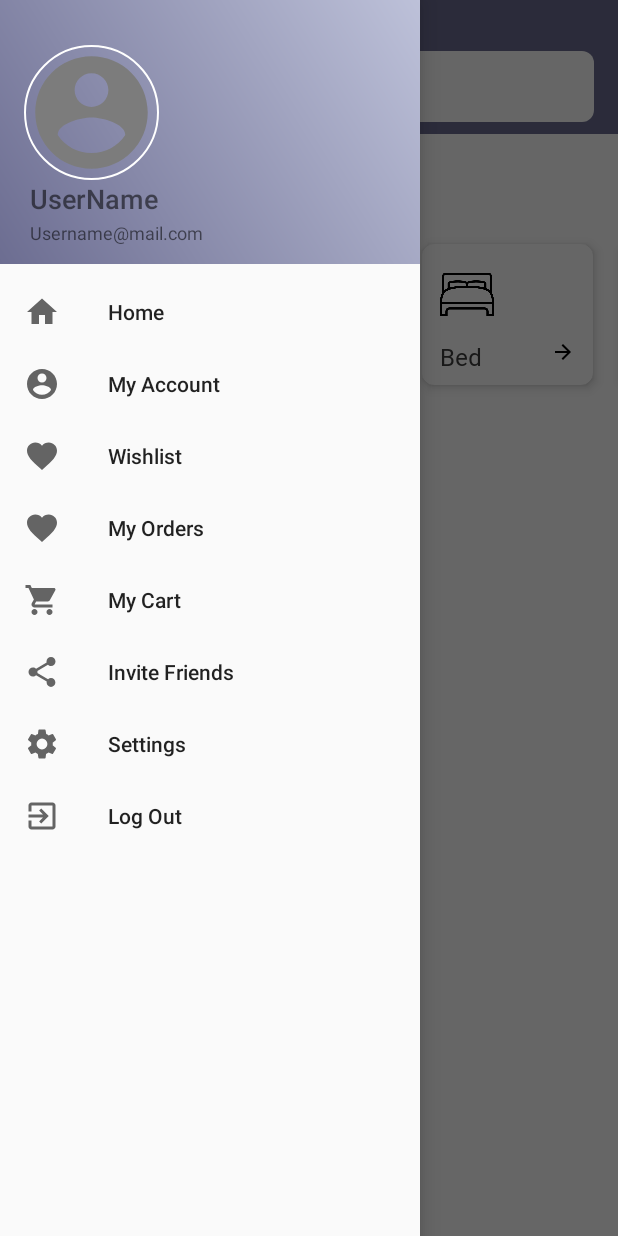
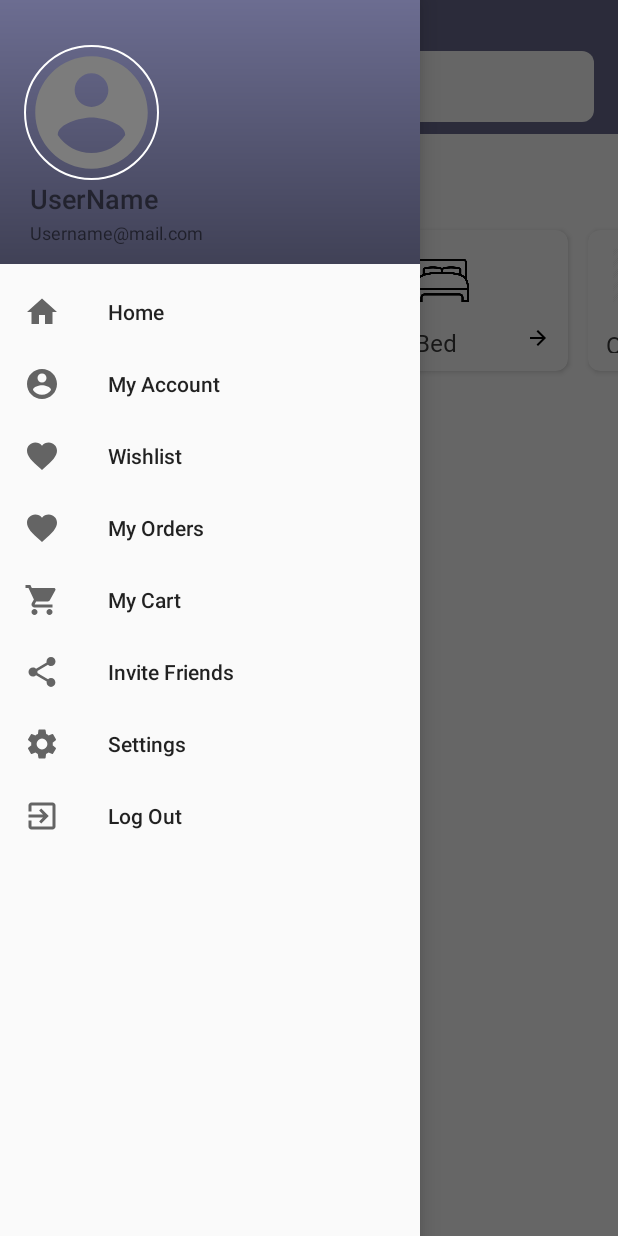
Before and after one commit to Fady24-dev/Furny, an Android app: the screen it shows after launch once a user with an empty profile is signed in (HomeActivity), with the side drawer open, on a phone screen of 412 x 824 dp. Run offline under Robolectric (Android 15) with nearby library versions, the phone set to English and light mode, and no system bars; our stand-ins replace Firebase (no records; nobody signed in at launch, a user with empty details on screens opened directly), Picasso; plain views replace CircularImageView; pictures from the network do not load.

Commit message:
Last update

```diff
--- a/app/build.gradle
+++ b/app/build.gradle
@@ -62,6 +62,9 @@ dependencies {
     //Settings
     implementation 'com.github.kenumir:MaterialSettings:v.1.2.2'
 
+    implementation 'com.makeramen:roundedimageview:2.3.0'
+
+
 
 }
 
--- a/app/src/main/java/com/example/furniture/WishListActivity.java
+++ b/app/src/main/java/com/example/furniture/WishListActivity.java
@@ -7,6 +7,7 @@ import androidx.appcompat.widget.Toolbar;
 import androidx.recyclerview.widget.GridLayoutManager;
 import androidx.recyclerview.widget.LinearLayoutManager;
 import androidx.recyclerview.widget.RecyclerView;
+import androidx.recyclerview.widget.StaggeredGridLayoutManager;
 
 import android.content.pm.ActivityInfo;
 import android.os.Bundle;
@@ -44,7 +45,8 @@ public class WishListActivity extends AppCompatActivity {
         Ref= FirebaseDatabase.getInstance().getReference().child("Favourite List").child("User List").child(userId).child("Products");
         recyclerView = findViewById(R.id.wish_list_recycler);
 
-        recyclerView.setLayoutManager(new GridLayoutManager(getApplicationContext(),2));
+        recyclerView.setLayoutManager(new StaggeredGridLayoutManager(2,StaggeredGridLayoutManager.VERTICAL)
+        );
 
         // query in the database to fetch appropriate data
         FirebaseRecyclerOptions<Products> options = new FirebaseRecyclerOptions.Builder<Products>()
--- a/app/src/main/java/com/example/furniture/adapters/WishListAdapter.java
+++ b/app/src/main/java/com/example/furniture/adapters/WishListAdapter.java
@@ -41,7 +41,7 @@ public class WishListAdapter extends FirebaseRecyclerAdapter<Products,WishListAd
 
         prodID=getRef(position).getKey();
 
-        holder.pName.setText(model.getName());
+        //holder.pName.setText(model.getName());
         //holder.pPrice.setText("$"+model.getPrice());
         Picasso.with(context).load(model.getImage()).into(holder.pImage);
 
@@ -73,7 +73,7 @@ public class WishListAdapter extends FirebaseRecyclerAdapter<Products,WishListAd
         View v;
         public wishListViewHolder(@NonNull View itemView) {
             super(itemView);
-            pName=itemView.findViewById(R.id.wish_list__prodName);
+            //pName=itemView.findViewById(R.id.wish_list__prodName);
             //pPrice=itemView.findViewById(R.id.wish_list__prodPrice);
             pImage = itemView.findViewById(R.id.wish_list_prodImage);
             v=itemView;
--- a/app/src/main/res/drawable-v24/grad.xml
+++ b/app/src/main/res/drawable-v24/grad.xml
@@ -3,8 +3,9 @@
     android:shape="rectangle">
 
     <gradient
-        android:angle="45"
-        android:endColor="#bdc1d9"
-        android:startColor="@color/standard" />
+        android:angle="90"
+        android:endColor="@color/standard"
+        android:startColor="#404156"
+        />
 
 </shape>
--- /dev/null
+++ b/app/src/main/res/drawable/search_icon.xml
@@ -0,0 +1,5 @@
+<vector android:height="24dp" android:tint="#6C6D91"
+    android:viewportHeight="24.0" android:viewportWidth="24.0"
+    android:width="24dp" xmlns:android="http://schemas.android.com/apk/res/android">
+    <path android:fillColor="#FF000000" android:pathData="M15.5,14h-0.79l-0.28,-0.27C15.41,12.59 16,11.11 16,9.5 16,5.91 13.09,3 9.5,3S3,5.91 3,9.5 5.91,16 9.5,16c1.61,0 3.09,-0.59 4.23,-1.57l0.27,0.28v0.79l5,4.99L20.49,19l-4.99,-5zM9.5,14C7.01,14 5,11.99 5,9.5S7.01,5 9.5,5 14,7.01 14,9.5 11.99,14 9.5,14z"/>
+</vector>
--- a/app/src/main/res/layout/activity_home.xml
+++ b/app/src/main/res/layout/activity_home.xml
@@ -45,7 +45,7 @@
                         android:layout_alignParentEnd="true"
                         android:layout_marginTop="10dp"
                         android:background="@drawable/white_rounded_shape"
-                        android:drawableLeft="@drawable/ic_search_light_gray_24dp"
+                        android:drawableLeft="@drawable/search_icon"
                         android:drawablePadding="8dp"
                         android:fontFamily="@font/calibri"
                         android:hint="What are you looking for ?"
@@ -57,6 +57,7 @@
                         android:textColor="@android:color/black"
                         android:textColorHint="#aeaeae"
                         android:textSize="14sp" />
+
                 </RelativeLayout>
 
                 <LinearLayout
@@ -93,8 +94,9 @@
                     android:layout_marginRight="4dp"
                     android:fontFamily="@font/calibri"
                     android:padding="8dp"
-                    android:text="Category"
-                    android:textColor="#000000"
+                    android:text="Categories"
+                    android:textStyle="bold"
+                    android:textColor="@color/standard"
                     android:textSize="18sp" />
 
                 <HorizontalScrollView
@@ -108,22 +110,22 @@
                         android:layout_width="match_parent"
                         android:layout_height="wrap_content"
                         android:orientation="horizontal"
-                        android:padding="8dp">
+                        android:padding="1dp">
 
                         <androidx.cardview.widget.CardView
                             android:layout_width="wrap_content"
                             android:layout_height="wrap_content"
                             android:layout_marginLeft="4dp"
                             app:cardCornerRadius="8dp"
-                            app:cardElevation="4dp"
+                            app:cardElevation="2dp"
                             app:cardUseCompatPadding="true"
                             app:contentPadding="12dp">
 
                             <LinearLayout
-                                android:clickable="true"
                                 android:id="@+id/closet_Cat_Selection"
                                 android:layout_width="90dp"
                                 android:layout_height="70dp"
+                                android:clickable="true"
                                 android:orientation="vertical">
 
                                 <ImageView
@@ -159,7 +161,7 @@
                             android:layout_height="wrap_content"
                             android:layout_marginLeft="4dp"
                             app:cardCornerRadius="8dp"
-                            app:cardElevation="4dp"
+                            app:cardElevation="2dp"
                             app:cardUseCompatPadding="true"
                             app:contentPadding="12dp">
 
@@ -204,7 +206,7 @@
                             android:layout_height="wrap_content"
                             android:layout_marginLeft="4dp"
                             app:cardCornerRadius="8dp"
-                            app:cardElevation="4dp"
+                            app:cardElevation="2dp"
                             app:cardUseCompatPadding="true"
                             app:contentPadding="12dp">
 
@@ -249,7 +251,7 @@
                             android:layout_height="wrap_content"
                             android:layout_marginLeft="4dp"
                             app:cardCornerRadius="8dp"
-                            app:cardElevation="4dp"
+                            app:cardElevation="2dp"
                             app:cardUseCompatPadding="true"
                             app:contentPadding="12dp">
 
@@ -294,7 +296,7 @@
                             android:layout_height="wrap_content"
                             android:layout_marginLeft="4dp"
                             app:cardCornerRadius="8dp"
-                            app:cardElevation="4dp"
+                            app:cardElevation="2dp"
                             app:cardUseCompatPadding="true"
                             app:contentPadding="12dp">
 
@@ -350,8 +352,9 @@
                     android:layout_marginRight="4dp"
                     android:fontFamily="@font/calibri"
                     android:padding="8dp"
-                    android:text="Hot Items"
-                    android:textColor="#000000"
+                    android:textStyle="bold"
+                    android:text="Trending"
+                    android:textColor="@color/standard"
                     android:textSize="18sp" />
 
 
--- a/app/src/main/res/layout/activity_purchase.xml
+++ b/app/src/main/res/layout/activity_purchase.xml
@@ -40,7 +40,6 @@
 
 
             </RelativeLayout>
-
             <LinearLayout
                 android:layout_width="match_parent"
                 android:layout_height="wrap_content"
--- a/app/src/main/res/layout/nav_header_drawer.xml
+++ b/app/src/main/res/layout/nav_header_drawer.xml
@@ -44,5 +44,10 @@
         android:textStyle="bold"
         android:textSize="12sp"
         android:text="Username@mail.com"  />
+    <View
+        android:layout_width="0dp"
+        android:layout_height="100dp"
+        android:background="@drawable/wave"
+    />
 
 </LinearLayout>
```
Also changed, not shown: app/src/main/java/com/example/furniture/Profile_Activity.java (+6 -4 lines), app/src/main/res/layout/activity_profile_.xml (+6 -5 lines), app/src/main/res/layout/activity_wish_list.xml (+6 -1 lines), app/src/main/res/layout/wish_list_item.xml (+8 -45 lines).
